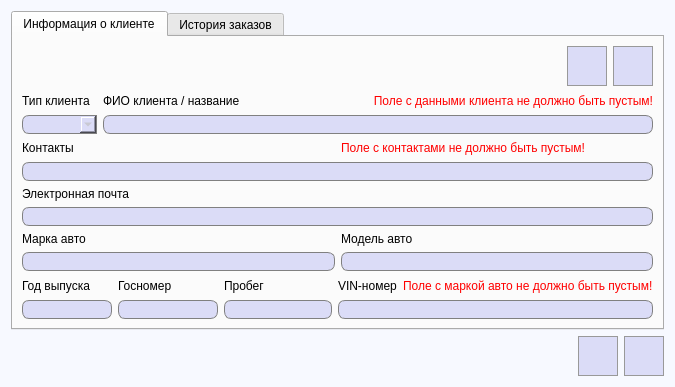
Old version of the form src/app/view/ViewUpdateClient.ui in the repository FediiBohdan/TechService.
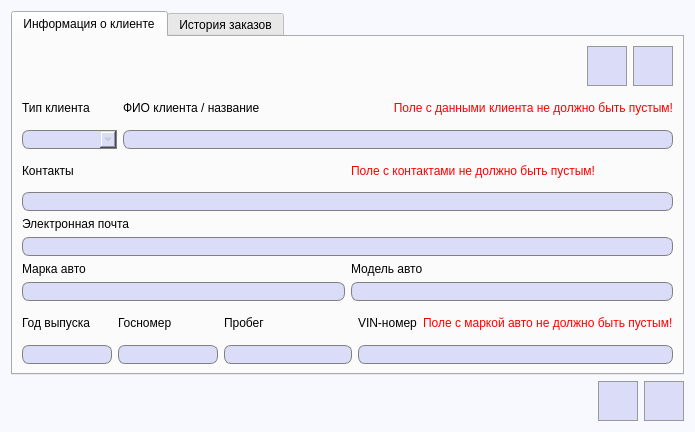
New version of the form. Icons and pictures are not drawn.

Diff of the .ui file:
```diff
--- a/src/app/view/ViewUpdateClient.ui
+++ b/src/app/view/ViewUpdateClient.ui
@@ -6,8 +6,8 @@
    <rect>
     <x>0</x>
     <y>0</y>
-    <width>672</width>
-    <height>387</height>
+    <width>695</width>
+    <height>432</height>
    </rect>
   </property>
   <property name="windowTitle">
```
